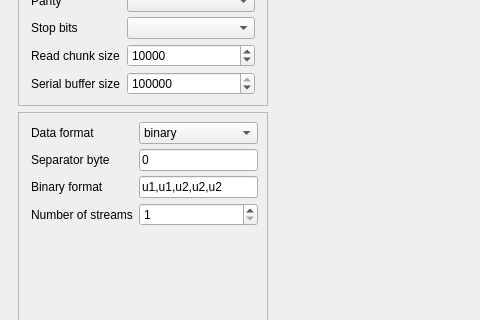
This is src/splot/splot.ui in starfishneuroscience/splot as Qt 5 draws it before an edit; both pictures show x 0 to 480 and y 142 to 462 of the 790 by 619 pixel window. The edited form follows.
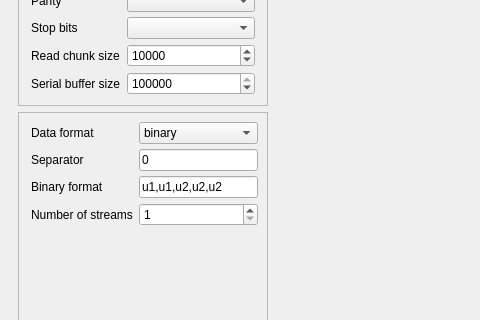
This is the edited form.

Commit message: Better ascii string parsing via regex; update test server to emit various number formats;

The edit to the form file:
```diff
--- a/src/splot/splot.ui
+++ b/src/splot/splot.ui
@@ -350,7 +350,7 @@
                  <item row="1" column="0">
                   <widget class="QLabel" name="messageDelimiterLabel">
                    <property name="text">
-                    <string>Separator byte</string>
+                    <string>Separator</string>
                    </property>
                   </widget>
                  </item>
```
The commit also changes 2 other files.
